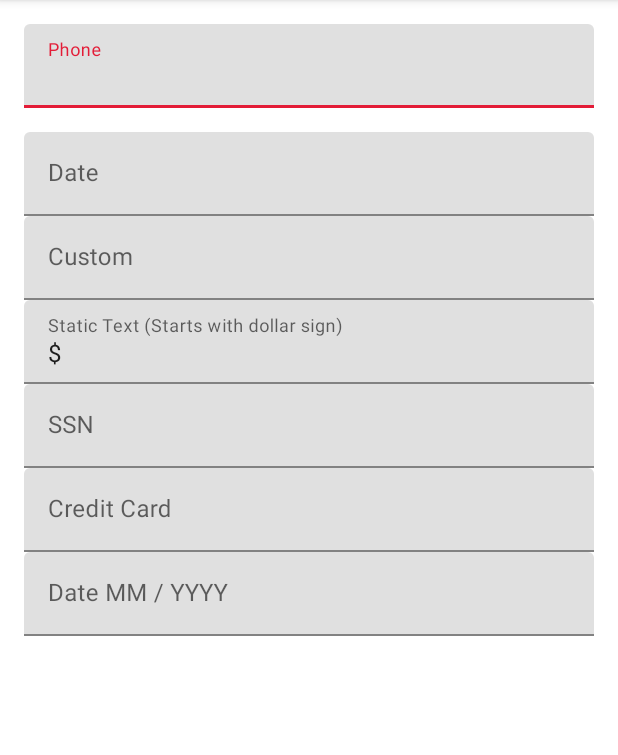
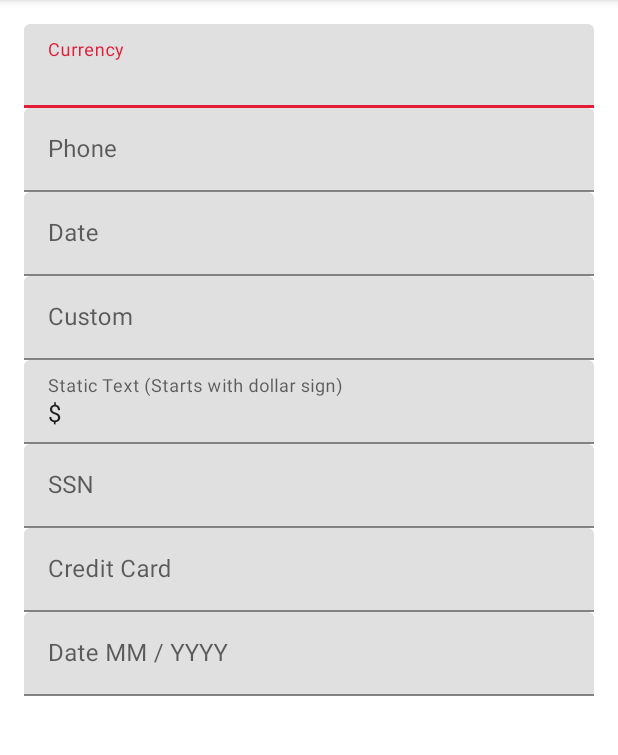
Before and after one commit to Hipo/hipo-maskededittext-android, an Android app: the screen it shows after launch (MainActivity), on a phone screen of 412 x 824 dp, the part 84-839 px from its top. Run offline under Robolectric (Android 15) with nearby library versions, the phone set to English and light mode, and no system bars.

Commit message:
Release 1.2.2

```diff
--- a/app/src/main/res/layout/activity_main.xml
+++ b/app/src/main/res/layout/activity_main.xml
@@ -16,6 +16,20 @@
         <com.google.android.material.textfield.TextInputLayout
             android:layout_width="match_parent"
             android:layout_height="wrap_content"
+            android:hint="Currency">
+
+            <com.hipo.maskededittext.MaskedEditText
+                android:id="@+id/currencyEditText"
+                android:layout_width="match_parent"
+                android:layout_height="wrap_content"
+                app:maskType="currency"
+                app:maskPattern="$"/>
+
+        </com.google.android.material.textfield.TextInputLayout>
+
+        <com.google.android.material.textfield.TextInputLayout
+            android:layout_width="match_parent"
+            android:layout_height="wrap_content"
             android:hint="Phone">
 
             <com.hipo.maskededittext.MaskedEditText
@@ -29,7 +43,6 @@
         <com.google.android.material.textfield.TextInputLayout
             android:layout_width="match_parent"
             android:layout_height="wrap_content"
-            android:layout_marginTop="16dp"
             android:hint="Date">
 
             <com.hipo.maskededittext.MaskedEditText
--- a/maskededittext/src/main/java/com/hipo/maskededittext/Mask.kt
+++ b/maskededittext/src/main/java/com/hipo/maskededittext/Mask.kt
@@ -26,7 +26,7 @@ abstract class Mask {
         },
         CURRENCY {
             override fun create(maskPattern: String?, returnPattern: String?): Mask =
-                CurrencyMask()
+                CurrencyMask(maskPattern.orEmpty())
         },
         CUSTOM {
             override fun create(maskPattern: String?, returnPattern: String?): Mask =
--- a/maskededittext/src/main/java/com/hipo/maskededittext/MaskedEditText.kt
+++ b/maskededittext/src/main/java/com/hipo/maskededittext/MaskedEditText.kt
@@ -2,7 +2,7 @@ package com.hipo.maskededittext
 
 import android.content.Context
 import android.text.Editable
-import android.text.InputType
+import android.text.InputType.TYPE_CLASS_NUMBER
 import android.text.TextWatcher
 import android.util.AttributeSet
 import android.view.View
@@ -10,7 +10,12 @@ import android.view.inputmethod.EditorInfo
 import android.view.inputmethod.InputConnection
 import androidx.appcompat.widget.AppCompatEditText
 import com.google.android.material.textfield.TextInputLayout
-import com.hipo.maskededittext.Masker.Companion.POUND
+import com.hipo.maskededittext.maskers.BaseMasker
+import com.hipo.maskededittext.maskers.CurrencyMasker
+import com.hipo.maskededittext.maskers.Masker
+import com.hipo.maskededittext.maskers.Masker.Companion.POUND
+import com.hipo.maskededittext.maskers.StaticTextMasker
+import com.hipo.maskededittext.masks.CurrencyMask
 import com.hipo.maskededittext.masks.CustomMask
 import com.hipo.maskededittext.masks.StaticTextMask
 import com.hipo.maskededittext.masks.UnselectedMask
@@ -63,6 +68,7 @@ class MaskedEditText : AppCompatEditText {
         masker = when (mask) {
             is CustomMask -> handleCustomMask(mask)
             is StaticTextMask -> handleStaticTextMask(mask)
+            is CurrencyMask -> CurrencyMasker(mask, ::setEditTextWithoutTriggerListener)
             else -> Masker(mask, ::setEditTextWithoutTriggerListener)
         }
     }
@@ -105,7 +111,6 @@ class MaskedEditText : AppCompatEditText {
 
     private fun initMaskedEditText() {
         initTextWatcher()
-        inputType = InputType.TYPE_CLASS_NUMBER
     }
 
     private fun initAttributes(attrs: AttributeSet, defStyle: Int = -1) {
@@ -116,6 +121,7 @@ class MaskedEditText : AppCompatEditText {
                     getInt(R.styleable.MaskedEditText_maskType, Mask.Type.UNSELECTED.ordinal)
             ].create(maskPattern, returnMaskPattern)
         }
+        inputType = masker?.inputType ?: TYPE_CLASS_NUMBER
     }
 
     private fun initTextWatcher() {
--- a/maskededittext/src/main/java/com/hipo/maskededittext/BaseMasker.kt
+++ b/maskededittext/src/main/java/com/hipo/maskededittext/maskers/BaseMasker.kt
@@ -1,8 +1,11 @@
-package com.hipo.maskededittext
+package com.hipo.maskededittext.maskers
+
+import com.hipo.maskededittext.Mask
 
 interface BaseMasker {
     fun onTextChanged(charSequence: CharSequence?, start: Int, count: Int, before: Int)
     fun getTextWithReturnPattern(): String?
     val onTextMaskedListener: (String) -> Unit
     val mask: Mask
+    val inputType: Int
 }
--- a/maskededittext/src/main/java/com/hipo/maskededittext/Masker.kt
+++ b/maskededittext/src/main/java/com/hipo/maskededittext/maskers/Masker.kt
@@ -1,11 +1,16 @@
-package com.hipo.maskededittext
+package com.hipo.maskededittext.maskers
 
+import android.text.InputType
+import com.hipo.maskededittext.Mask
 import kotlin.properties.Delegates
 
 class Masker(
     override val mask: Mask,
     override val onTextMaskedListener: (String) -> Unit
 ) : BaseMasker {
+
+    override val inputType: Int
+        get() = InputType.TYPE_CLASS_NUMBER
 
     private var text: String by Delegates.observable("") { _, _, newValue ->
         onTextMaskedListener(newValue)
--- a/maskededittext/src/main/java/com/hipo/maskededittext/StaticTextMasker.kt
+++ b/maskededittext/src/main/java/com/hipo/maskededittext/maskers/StaticTextMasker.kt
@@ -1,11 +1,16 @@
-package com.hipo.maskededittext
+package com.hipo.maskededittext.maskers
 
+import android.text.InputType
+import com.hipo.maskededittext.Mask
 import kotlin.properties.Delegates
 
 class StaticTextMasker(
     override val mask: Mask,
     override val onTextMaskedListener: (String) -> Unit
 ) : BaseMasker {
+
+    override val inputType: Int
+        get() = InputType.TYPE_CLASS_NUMBER
 
     private var text: String by Delegates.observable("") { _, _, newValue ->
         onTextMaskedListener(newValue)
--- a/maskededittext/src/main/java/com/hipo/maskededittext/masks/CustomMask.kt
+++ b/maskededittext/src/main/java/com/hipo/maskededittext/masks/CustomMask.kt
@@ -1,7 +1,7 @@
 package com.hipo.maskededittext.masks
 
 import com.hipo.maskededittext.Mask
-import com.hipo.maskededittext.Masker.Companion.POUND
+import com.hipo.maskededittext.maskers.Masker.Companion.POUND
 
 class CustomMask(private val customMaskPattern: String, private val customReturnPattern: String) :
     Mask() {
```
Also changed, not shown: maskededittext/src/main/java/com/hipo/maskededittext/maskers/CurrencyMasker.kt (added, +35 -0 lines), maskededittext/src/main/java/com/hipo/maskededittext/masks/CurrencyMask.kt (+8 -7 lines).
